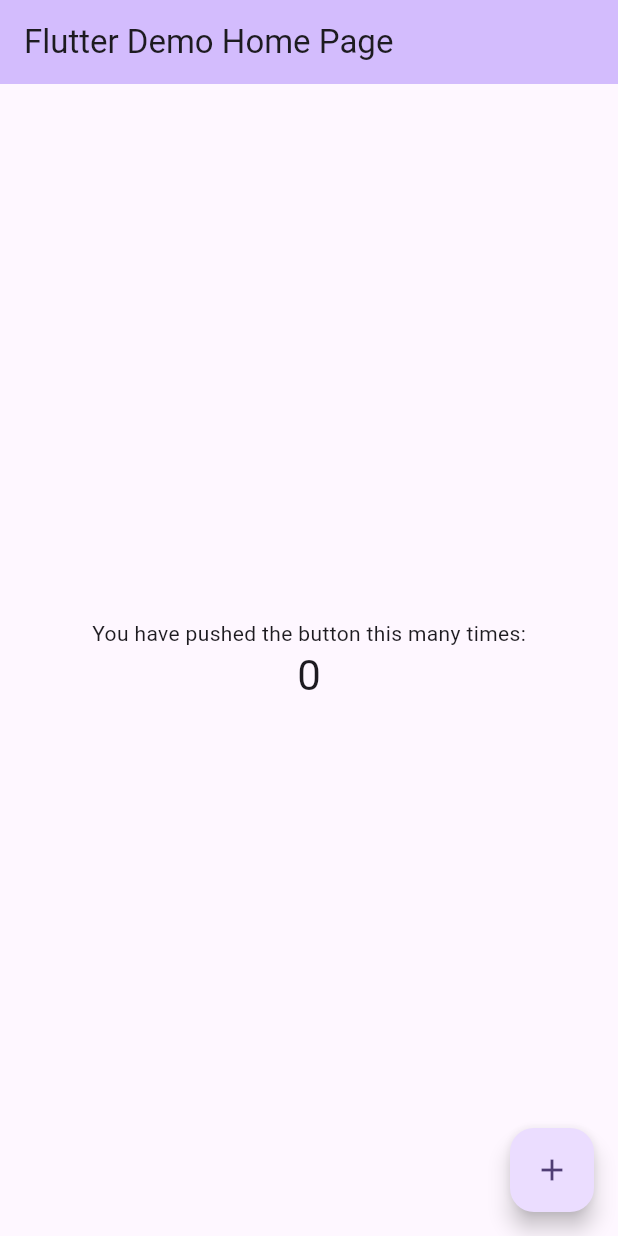
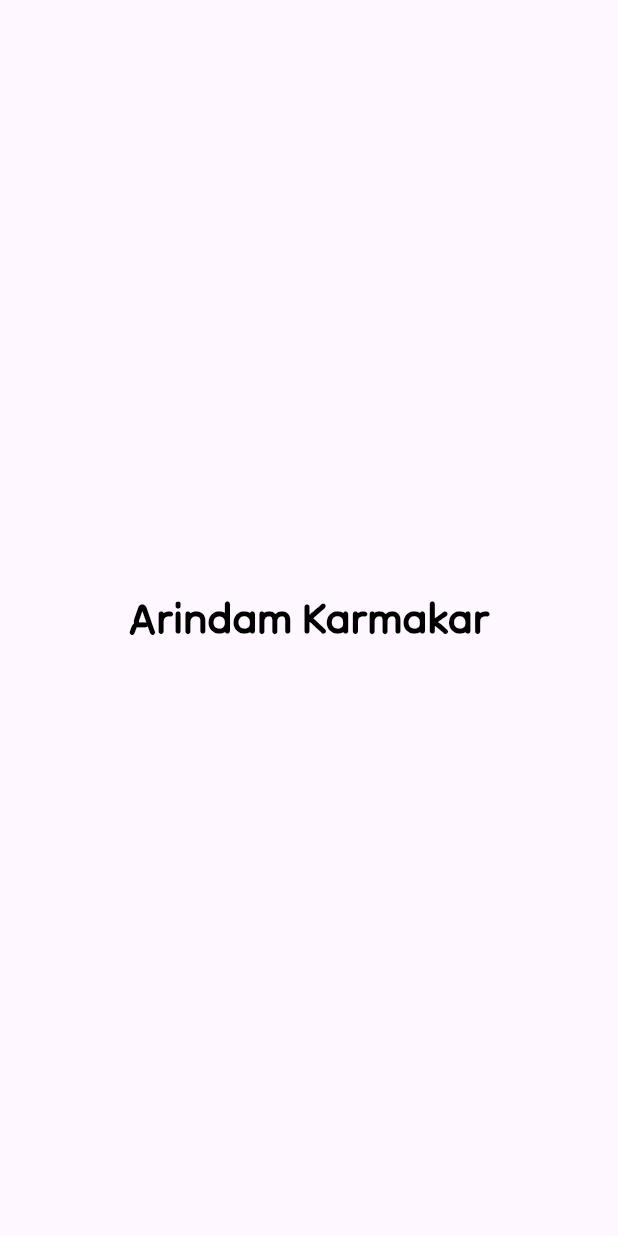
Before and after one commit to k-arindam/portfolio-source-code, a Flutter app: the screen it shows after launch, on a phone screen of 412 x 824 dp. Run offline on Flutter 3.47's test engine with Material 3 defaults, Android fonts, the phone set to English and light mode, and no system bars; our stand-ins replace get.

Commit message:
Setup flutter project

```diff
--- a/lib/main.dart
+++ b/lib/main.dart
@@ -1,125 +1,35 @@
 import 'package:flutter/material.dart';
+import 'package:get/get.dart';
+import 'package:karindam/src/common/constants.dart';
+import 'package:karindam/src/core/app_bindings.dart';
+import 'package:karindam/src/core/routes/app_routes.dart';
 
-void main() {
-  runApp(const MyApp());
+Future<void> main() async {
+  WidgetsFlutterBinding.ensureInitialized();
+
+  runApp(const KArindam());
 }
 
-class MyApp extends StatelessWidget {
-  const MyApp({super.key});
+class KArindam extends StatefulWidget {
+  const KArindam({super.key});
 
-  // This widget is the root of your application.
+  @override
+  State<KArindam> createState() => _KArindamState();
+}
+
+class _KArindamState extends State<KArindam> {
   @override
   Widget build(BuildContext context) {
-    return MaterialApp(
-      title: 'Flutter Demo',
+    return GetMaterialApp(
+      initialBinding: AppBindings(),
+      initialRoute: AppRoutes.home,
+      onGenerateRoute: AppRoutes.generateRoutes,
+      debugShowCheckedModeBanner: false,
+      title: Constants.kAppName,
       theme: ThemeData(
-        // This is the theme of your application.
-        //
-        // TRY THIS: Try running your application with "flutter run". You'll see
-        // the application has a purple toolbar. Then, without quitting the app,
-        // try changing the seedColor in the colorScheme below to Colors.green
-        // and then invoke "hot reload" (save your changes or press the "hot
-        // reload" button in a Flutter-supported IDE, or press "r" if you used
-        // the command line to start the app).
-        //
-        // Notice that the counter didn't reset back to zero; the application
-        // state is not lost during the reload. To reset the state, use hot
-        // restart instead.
-        //
-        // This works for code too, not just values: Most code changes can be
-        // tested with just a hot reload.
-        colorScheme: ColorScheme.fromSeed(seedColor: Colors.deepPurple),
-        useMaterial3: true,
+        primarySwatch: Colors.blue,
+        fontFamily: "Tilt_Neon",
       ),
-      home: const MyHomePage(title: 'Flutter Demo Home Page'),
     );
   }
 }
-
-class MyHomePage extends StatefulWidget {
-  const MyHomePage({super.key, required this.title});
-
-  // This widget is the home page of your application. It is stateful, meaning
-  // that it has a State object (defined below) that contains fields that affect
-  // how it looks.
-
-  // This class is the configuration for the state. It holds the values (in this
-  // case the title) provided by the parent (in this case the App widget) and
-  // used by the build method of the State. Fields in a Widget subclass are
-  // always marked "final".
-
-  final String title;
-
-  @override
-  State<MyHomePage> createState() => _MyHomePageState();
-}
-
-class _MyHomePageState extends State<MyHomePage> {
-  int _counter = 0;
-
-  void _incrementCounter() {
-    setState(() {
-      // This call to setState tells the Flutter framework that something has
-      // changed in this State, which causes it to rerun the build method below
-      // so that the display can reflect the updated values. If we changed
-      // _counter without calling setState(), then the build method would not be
-      // called again, and so nothing would appear to happen.
-      _counter++;
-    });
-  }
-
-  @override
-  Widget build(BuildContext context) {
-    // This method is rerun every time setState is called, for instance as done
-    // by the _incrementCounter method above.
-    //
-    // The Flutter framework has been optimized to make rerunning build methods
-    // fast, so that you can just rebuild anything that needs updating rather
-    // than having to individually change instances of widgets.
-    return Scaffold(
-      appBar: AppBar(
-        // TRY THIS: Try changing the color here to a specific color (to
-        // Colors.amber, perhaps?) and trigger a hot reload to see the AppBar
-        // change color while the other colors stay the same.
-        backgroundColor: Theme.of(context).colorScheme.inversePrimary,
-        // Here we take the value from the MyHomePage object that was created by
-        // the App.build method, and use it to set our appbar title.
-        title: Text(widget.title),
-      ),
-      body: Center(
-        // Center is a layout widget. It takes a single child and positions it
-        // in the middle of the parent.
-        child: Column(
-          // Column is also a layout widget. It takes a list of children and
-          // arranges them vertically. By default, it sizes itself to fit its
-          // children horizontally, and tries to be as tall as its parent.
-          //
-          // Column has various properties to control how it sizes itself and
-          // how it positions its children. Here we use mainAxisAlignment to
-          // center the children vertically; the main axis here is the vertical
-          // axis because Columns are vertical (the cross axis would be
-          // horizontal).
-          //
-          // TRY THIS: Invoke "debug painting" (choose the "Toggle Debug Paint"
-          // action in the IDE, or press "p" in the console), to see the
-          // wireframe for each widget.
-          mainAxisAlignment: MainAxisAlignment.center,
-          children: <Widget>[
-            const Text(
-              'You have pushed the button this many times:',
-            ),
-            Text(
-              '$_counter',
-              style: Theme.of(context).textTheme.headlineMedium,
-            ),
-          ],
-        ),
-      ),
-      floatingActionButton: FloatingActionButton(
-        onPressed: _incrementCounter,
-        tooltip: 'Increment',
-        child: const Icon(Icons.add),
-      ), // This trailing comma makes auto-formatting nicer for build methods.
-    );
-  }
-}
--- /dev/null
+++ b/lib/src/common/constants.dart
@@ -0,0 +1,4 @@
+abstract class Constants {
+  static const String kAppName = "Arindam Karmakar";
+  static const String kAppVersion = "1.0.0";
+}
--- /dev/null
+++ b/lib/src/core/app_bindings.dart
@@ -0,0 +1,8 @@
+import 'package:get/get.dart';
+
+class AppBindings extends Bindings {
+  @override
+  void dependencies() {
+    // TODO: implement dependencies
+  }
+}
--- /dev/null
+++ b/lib/src/core/routes/app_routes.dart
@@ -0,0 +1,25 @@
+import 'package:flutter/material.dart';
+import 'package:karindam/src/views/home_screen.dart';
+
+abstract class AppRoutes {
+  static const String home = "/";
+
+  static MaterialPageRoute _wrapRoute(Widget page) =>
+      MaterialPageRoute(builder: (context) => page);
+
+  static Route<dynamic> generateRoutes(RouteSettings settings) {
+    switch (settings.name) {
+      case home:
+        return _wrapRoute(const HomeScreen());
+
+      default:
+        return _wrapRoute(
+          Scaffold(
+            body: Center(
+              child: Text('No route defined for ${settings.name}'),
+            ),
+          ),
+        );
+    }
+  }
+}
--- /dev/null
+++ b/lib/src/views/home_screen.dart
@@ -0,0 +1,26 @@
+import 'package:flutter/material.dart';
+
+class HomeScreen extends StatefulWidget {
+  const HomeScreen({super.key});
+
+  @override
+  State<HomeScreen> createState() => _HomeScreenState();
+}
+
+class _HomeScreenState extends State<HomeScreen> {
+  @override
+  Widget build(BuildContext context) {
+    return const Scaffold(
+      body: Center(
+        child: Text(
+          'Arindam Karmakar',
+          textScaler: TextScaler.linear(2.00),
+          style: TextStyle(
+            fontWeight: FontWeight.bold,
+            color: Colors.black,
+          ),
+        ),
+      ),
+    );
+  }
+}
```
Also changed, not shown: assets/fonts/Tilt_Neon/OFL.txt (added, +93 -0 lines), pubspec.yaml (+8 -6 lines), assets/fonts/Tilt_Neon/README.txt (added), assets/fonts/Tilt_Neon/TiltNeon-Regular-VariableFont_XROT,YROT.ttf (added), assets/fonts/Tilt_Neon/static/TiltNeon-Regular.ttf (added), pubspec.lock, 1 other file.
